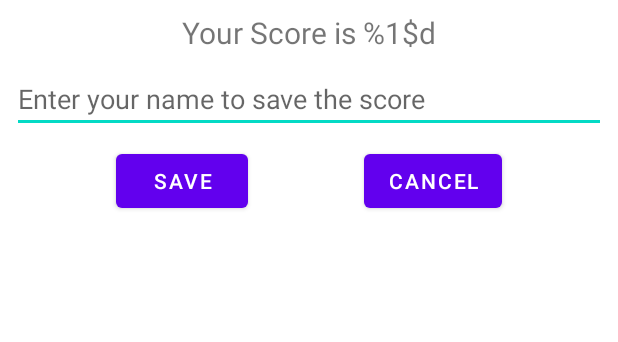
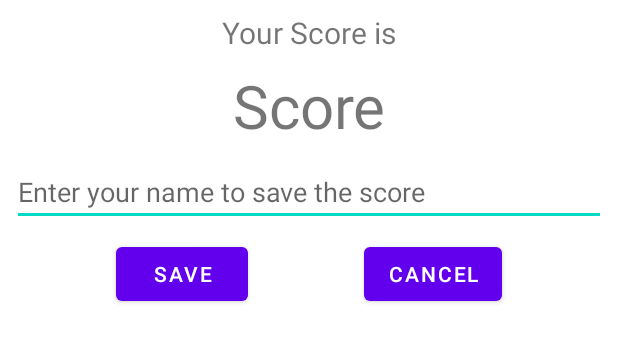
Before and after one commit to FujisakiSakiasahi/Android_Assignment_2, an Android app: the layout display_score.xml on its own in the app's theme, with its tools: preview values and no code run, on a phone screen of 412 x 824 dp. Shown: the top 342 px of the screen. Run offline under Robolectric (Android 15) with nearby library versions, the phone set to English and light mode, and no system bars.

Commit message:
Update custom dialog design

```diff
--- a/app/src/main/res/layout/display_score.xml
+++ b/app/src/main/res/layout/display_score.xml
@@ -17,7 +17,7 @@
         app:layout_constraintTop_toBottomOf="@+id/edittext_name" />
 
     <TextView
-        android:id="@+id/text_outputscore"
+        android:id="@+id/textView1"
         android:layout_width="wrap_content"
         android:layout_height="wrap_content"
         android:layout_marginTop="8dp"
@@ -52,4 +52,15 @@
         app:layout_constraintStart_toStartOf="parent"
         app:layout_constraintTop_toBottomOf="@+id/text_outputscore"
         tools:ignore="TouchTargetSizeCheck" />
+
+    <TextView
+        android:id="@+id/text_outputscore"
+        android:layout_width="wrap_content"
+        android:layout_height="wrap_content"
+        android:layout_marginTop="8dp"
+        android:textSize="40sp"
+        app:layout_constraintEnd_toEndOf="parent"
+        app:layout_constraintStart_toStartOf="parent"
+        app:layout_constraintTop_toBottomOf="@+id/textView1"
+        tools:text="Score" />
 </androidx.constraintlayout.widget.ConstraintLayout>
--- a/app/src/main/res/values/strings.xml
+++ b/app/src/main/res/values/strings.xml
@@ -12,7 +12,7 @@
     <string name="taktauyet">Tak tau yet</string>
 
     <!--for custom dialog: output result-->
-    <string name="output_score">Your Score is %1$d</string>
+    <string name="output_score">Your Score is</string>
     <string name="output_hint">Enter your name to save the score</string>
     <string name="output_save">Save</string>
     <string name="output_cancel">Cancel</string>
```
